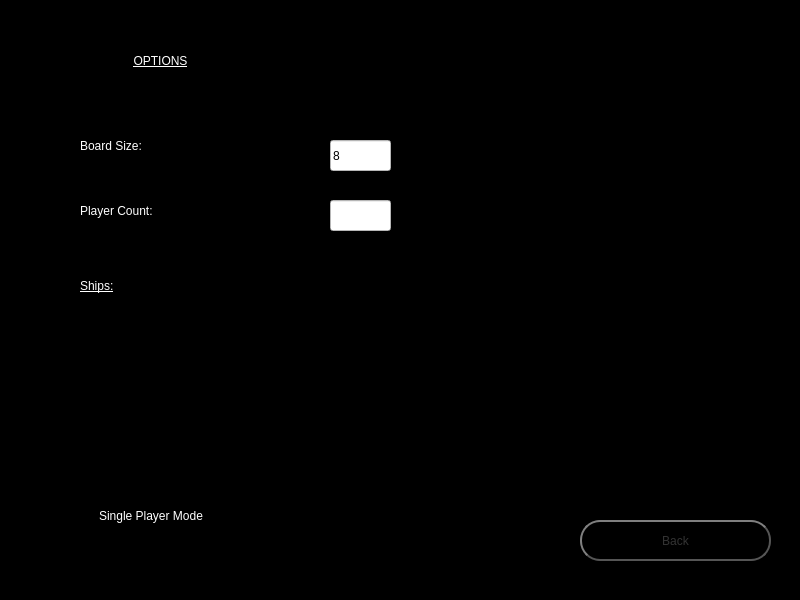
Before: the Qt Designer form FrontEndMain/FrontEndMain/menuwindow.ui in drewanderson17/BattleShips, drawn with Qt 5.
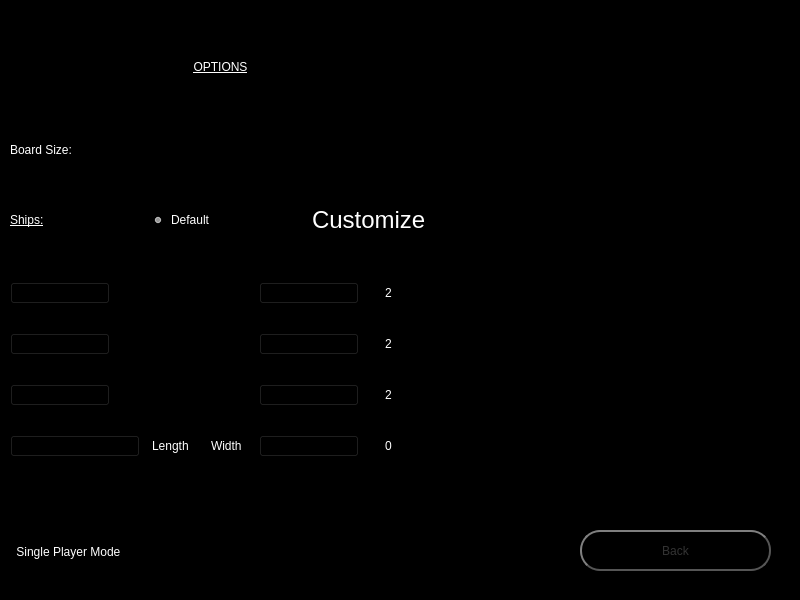
After: the same form once the commit is applied. Icons and pictures are not drawn.

Commit message: Add default and custom widget

What changed in the file:
```diff
--- a/FrontEndMain/FrontEndMain/menuwindow.ui
+++ b/FrontEndMain/FrontEndMain/menuwindow.ui
@@ -26,7 +26,7 @@
       <x>0</x>
       <y>0</y>
       <width>800</width>
-      <height>600</height>
+      <height>611</height>
      </rect>
     </property>
     <property name="styleSheet">
@@ -605,32 +605,11 @@
      <property name="styleSheet">
       <string notr="true">background-color: rgb(0, 0, 0);</string>
      </property>
-     <widget class="QLabel" name="optionsTitle">
-      <property name="geometry">
-       <rect>
-        <x>80</x>
-        <y>30</y>
-        <width>161</width>
-        <height>61</height>
-       </rect>
-      </property>
-      <property name="styleSheet">
-       <string notr="true">font: 75 26pt &quot;MS Shell Dlg 2&quot;;
-color: rgb(255, 255, 255);
-text-decoration: underline;</string>
-      </property>
-      <property name="text">
-       <string>OPTIONS</string>
-      </property>
-      <property name="alignment">
-       <set>Qt::AlignCenter</set>
-      </property>
-     </widget>
      <widget class="QPushButton" name="backButtonOptions">
       <property name="geometry">
        <rect>
         <x>580</x>
-        <y>520</y>
+        <y>530</y>
         <width>191</width>
         <height>41</height>
        </rect>
@@ -668,112 +647,6 @@
        <string>Back</string>
       </property>
      </widget>
-     <widget class="QLabel" name="boardSizeLabel">
-      <property name="geometry">
-       <rect>
-        <x>80</x>
-        <y>130</y>
-        <width>151</width>
-        <height>31</height>
-       </rect>
-      </property>
-      <property name="styleSheet">
-       <string notr="true">font: 22pt &quot;MS Shell Dlg 2&quot;;
-color: rgb(255, 255, 255);</string>
-      </property>
-      <property name="text">
-       <string>Board Size:</string>
-      </property>
-     </widget>
-     <widget class="QLabel" name="playerCountLabel">
-      <property name="geometry">
-       <rect>
-        <x>80</x>
-        <y>190</y>
-        <width>181</width>
-        <height>41</height>
-       </rect>
-      </property>
-      <property name="styleSheet">
-       <string notr="true">font: 22pt &quot;MS Shell Dlg 2&quot;;
-color: rgb(255, 255, 255);</string>
-      </property>
-      <property name="text">
-       <string>Player Count:</string>
-      </property>
-     </widget>
-     <widget class="QLabel" name="ShipsTitle">
-      <property name="geometry">
-       <rect>
-        <x>80</x>
-        <y>270</y>
-        <width>151</width>
-        <height>31</height>
-       </rect>
-      </property>
-      <property name="styleSheet">
-       <string notr="true">font: 22pt &quot;MS Shell Dlg 2&quot;;
-text-decoration: underline;
-color: rgb(255, 255, 255);</string>
-      </property>
-      <property name="text">
-       <string>Ships:</string>
-      </property>
-     </widget>
-     <widget class="QLineEdit" name="playerCount">
-      <property name="geometry">
-       <rect>
-        <x>330</x>
-        <y>200</y>
-        <width>61</width>
-        <height>31</height>
-       </rect>
-      </property>
-      <property name="styleSheet">
-       <string notr="true">background-color: rgb(255, 255, 255);
-font: 14pt &quot;MS Shell Dlg 2&quot;;</string>
-      </property>
-     </widget>
-     <widget class="QLineEdit" name="boardSizeInput">
-      <property name="geometry">
-       <rect>
-        <x>330</x>
-        <y>140</y>
-        <width>61</width>
-        <height>31</height>
-       </rect>
-      </property>
-      <property name="styleSheet">
-       <string notr="true">background-color: rgb(255, 255, 255);
-font: 14pt &quot;MS Shell Dlg 2&quot;;</string>
-      </property>
-      <property name="text">
-       <string>8</string>
-      </property>
-     </widget>
-     <widget class="QCheckBox" name="SinglePlayerCB">
-      <property name="geometry">
-       <rect>
-        <x>80</x>
-        <y>490</y>
-        <width>271</width>
-        <height>51</height>
-       </rect>
-      </property>
-      <property name="styleSheet">
-       <string notr="true">font: 22pt &quot;MS Shell Dlg 2&quot;;
-color: rgb(255, 255, 255);</string>
-      </property>
-      <property name="text">
-       <string>Single Player Mode</string>
-      </property>
-      <property name="iconSize">
-       <size>
-        <width>25</width>
-        <height>25</height>
-       </size>
-      </property>
-     </widget>
      <widget class="QFrame" name="frame">
       <property name="geometry">
        <rect>
@@ -793,6 +666,558 @@
        <enum>QFrame::Raised</enum>
       </property>
      </widget>
+     <widget class="QWidget" name="verticalLayoutWidget">
+      <property name="geometry">
+       <rect>
+        <x>10</x>
+        <y>10</y>
+        <width>421</width>
+        <height>491</height>
+       </rect>
+      </property>
+      <layout class="QVBoxLayout" name="verticalLayout">
+       <item>
+        <widget class="QLabel" name="optionsTitle">
+         <property name="maximumSize">
+          <size>
+           <width>16777215</width>
+           <height>60</height>
+          </size>
+         </property>
+         <property name="styleSheet">
+          <string notr="true">font: 75 26pt &quot;MS Shell Dlg 2&quot;;
+color: rgb(255, 255, 255);
+text-decoration: underline;</string>
+         </property>
+         <property name="text">
+          <string>OPTIONS</string>
+         </property>
+         <property name="alignment">
+          <set>Qt::AlignCenter</set>
+         </property>
+        </widget>
+       </item>
+       <item>
+        <layout class="QHBoxLayout" name="horizontalLayout">
+         <item>
+          <widget class="QLabel" name="boardSizeLabel">
+           <property name="maximumSize">
+            <size>
+             <width>200</width>
+             <height>16777215</height>
+            </size>
+           </property>
+           <property name="styleSheet">
+            <string notr="true">font: 22pt &quot;MS Shell Dlg 2&quot;;
+color: rgb(255, 255, 255);</string>
+           </property>
+           <property name="text">
+            <string>Board Size:</string>
+           </property>
+          </widget>
+         </item>
+         <item>
+          <spacer name="horizontalSpacer_2">
+           <property name="orientation">
+            <enum>Qt::Horizontal</enum>
+           </property>
+           <property name="sizeHint" stdset="0">
+            <size>
+             <width>40</width>
+             <height>20</height>
+            </size>
+           </property>
+          </spacer>
+         </item>
+         <item>
+          <widget class="QLineEdit" name="boardSizeInput">
+           <property name="maximumSize">
+            <size>
+             <width>40</width>
+             <height>40</height>
+            </size>
+           </property>
+           <property name="font">
+            <font>
+             <family>MS Shell Dlg 2</family>
+             <pointsize>18</pointsize>
+             <weight>50</weight>
+             <italic>false</italic>
+             <bold>false</bold>
+            </font>
+           </property>
+           <property name="styleSheet">
+            <string notr="true">font: 18pt &quot;MS Shell Dlg 2&quot;;</string>
+           </property>
+           <property name="text">
+            <string>8</string>
+           </property>
+           <property name="alignment">
+            <set>Qt::AlignCenter</set>
+           </property>
+          </widget>
+         </item>
+        </layout>
+       </item>
+       <item>
+        <layout class="QHBoxLayout" name="horizontalLayout_3">
+         <item>
+          <widget class="QLabel" name="ShipsTitle">
+           <property name="styleSheet">
+            <string notr="true">font: 22pt &quot;MS Shell Dlg 2&quot;;
+text-decoration: underline;
+color: rgb(255, 255, 255);</string>
+           </property>
+           <property name="text">
+            <string>Ships:</string>
+           </property>
+          </widget>
+         </item>
+         <item>
+          <widget class="QRadioButton" name="isDefault">
+           <property name="styleSheet">
+            <string notr="true">font: 18pt &quot;MS Shell Dlg 2&quot;;
+color: rgb(255, 255, 255);</string>
+           </property>
+           <property name="text">
+            <string>Default</string>
+           </property>
+           <property name="checked">
+            <bool>true</bool>
+           </property>
+          </widget>
+         </item>
+         <item>
+          <widget class="QRadioButton" name="isCustomize">
+           <property name="font">
+            <font>
+             <family>MS Shell Dlg 2</family>
+             <pointsize>18</pointsize>
+             <weight>50</weight>
+             <italic>false</italic>
+             <bold>false</bold>
+            </font>
+           </property>
+           <property name="styleSheet">
+            <string notr="true">font: 18pt &quot;MS Shell Dlg 2&quot;;
+color: rgb(255, 255, 255);</string>
+           </property>
+           <property name="text">
+            <string>Customize</string>
+           </property>
+          </widget>
+         </item>
+        </layout>
+       </item>
+       <item>
+        <widget class="QStackedWidget" name="addShipsWidget">
+         <property name="maximumSize">
+          <size>
+           <width>16777215</width>
+           <height>200</height>
+          </size>
+         </property>
+         <property name="currentIndex">
+          <number>1</number>
+         </property>
+         <widget class="QWidget" name="defaultPage">
+          <widget class="QWidget" name="gridLayoutWidget_5">
+           <property name="geometry">
+            <rect>
+             <x>-1</x>
+             <y>-1</y>
+             <width>421</width>
+             <height>211</height>
+            </rect>
+           </property>
+           <layout class="QGridLayout" name="gridLayout_3">
+            <item row="0" column="0">
+             <widget class="QLabel" name="bikeLabel">
+              <property name="font">
+               <font>
+                <family>MS Shell Dlg 2</family>
+                <pointsize>22</pointsize>
+                <weight>50</weight>
+                <italic>false</italic>
+                <bold>false</bold>
+               </font>
+              </property>
+              <property name="styleSheet">
+               <string notr="true">font: 22pt &quot;MS Shell Dlg 2&quot;;
+color: rgb(255, 255, 255);</string>
+              </property>
+              <property name="text">
+               <string>Bike</string>
+              </property>
+             </widget>
+            </item>
+            <item row="1" column="0">
+             <widget class="QLabel" name="carLabel">
+              <property name="styleSheet">
+               <string notr="true">font: 22pt &quot;MS Shell Dlg 2&quot;;
+color: rgb(255, 255, 255);</string>
+              </property>
+              <property name="text">
+               <string>Car</string>
+              </property>
+             </widget>
+            </item>
+            <item row="2" column="0">
+             <widget class="QLabel" name="busLabel">
+              <property name="styleSheet">
+               <string notr="true">font: 22pt &quot;MS Shell Dlg 2&quot;;
+color: rgb(255, 255, 255);</string>
+              </property>
+              <property name="text">
+               <string>Bus</string>
+              </property>
+             </widget>
+            </item>
+            <item row="0" column="1">
+             <widget class="QLabel" name="defaultBikeCount">
+              <property name="layoutDirection">
+               <enum>Qt::LeftToRight</enum>
+              </property>
+              <property name="styleSheet">
+               <string notr="true">font: 22pt &quot;MS Shell Dlg 2&quot;;
+color: rgb(255, 255, 255);</string>
+              </property>
+              <property name="text">
+               <string>2</string>
+              </property>
+              <property name="alignment">
+               <set>Qt::AlignCenter</set>
+              </property>
+             </widget>
+            </item>
+            <item row="1" column="1">
+             <widget class="QLabel" name="defaultCarCount">
+              <property name="styleSheet">
+               <string notr="true">font: 22pt &quot;MS Shell Dlg 2&quot;;
+color: rgb(255, 255, 255);</string>
+              </property>
+              <property name="text">
+               <string>2</string>
+              </property>
+              <property name="alignment">
+               <set>Qt::AlignCenter</set>
+              </property>
+             </widget>
+            </item>
+            <item row="2" column="1">
+             <widget class="QLabel" name="defaultBusCount">
+              <property name="styleSheet">
+               <string notr="true">font: 22pt &quot;MS Shell Dlg 2&quot;;
+color: rgb(255, 255, 255);</string>
+              </property>
+              <property name="text">
+               <string>2</string>
+              </property>
+              <property name="alignment">
+               <set>Qt::AlignCenter</set>
+              </property>
+             </widget>
+            </item>
+           </layout>
+          </widget>
+         </widget>
+         <widget class="QWidget" name="customizePage">
+          <widget class="QWidget" name="gridLayoutWidget_3">
+           <property name="geometry">
+            <rect>
+             <x>-1</x>
+             <y>-11</y>
+             <width>403</width>
+             <height>221</height>
+            </rect>
+           </property>
+           <layout class="QGridLayout" name="gridLayout">
+            <item row="3" column="2">
+             <widget class="QLabel" name="shipCount">
+              <property name="maximumSize">
+               <size>
+                <width>45</width>
+                <height>16777215</height>
+               </size>
+              </property>
+              <property name="styleSheet">
+               <string notr="true">font: 18pt &quot;MS Shell Dlg 2&quot;;
+color: rgb(255, 255, 255);</string>
+              </property>
+              <property name="text">
+               <string>0</string>
+              </property>
+              <property name="alignment">
+               <set>Qt::AlignCenter</set>
+              </property>
+             </widget>
+            </item>
+            <item row="0" column="0">
+             <widget class="QPushButton" name="addBike">
+              <property name="maximumSize">
+               <size>
+                <width>100</width>
+                <height>16777215</height>
+               </size>
+              </property>
+              <property name="text">
+               <string>Add Bike</string>
+              </property>
+             </widget>
+            </item>
+            <item row="1" column="0">
+             <widget class="QPushButton" name="addCar">
+              <property name="maximumSize">
+               <size>
+                <width>100</width>
+                <height>16777215</height>
+               </size>
+              </property>
+              <property name="text">
+               <string>Add Car</string>
+              </property>
+             </widget>
+            </item>
+            <item row="0" column="2">
+             <widget class="QLabel" name="bikeCount">
+              <property name="maximumSize">
+               <size>
+                <width>45</width>
+                <height>16777215</height>
+               </size>
+              </property>
+              <property name="styleSheet">
+               <string notr="true">font: 18pt &quot;MS Shell Dlg 2&quot;;
+color: rgb(255, 255, 255);</string>
+              </property>
+              <property name="text">
+               <string>2</string>
+              </property>
+              <property name="alignment">
+               <set>Qt::AlignCenter</set>
+              </property>
+             </widget>
+            </item>
+            <item row="1" column="2">
+             <widget class="QLabel" name="carCount">
+              <property name="maximumSize">
+               <size>
+                <width>45</width>
+                <height>16777215</height>
+               </size>
+              </property>
+              <property name="styleSheet">
+               <string notr="true">font: 18pt &quot;MS Shell Dlg 2&quot;;
+color: rgb(255, 255, 255);</string>
+              </property>
+              <property name="text">
+               <string>2</string>
+              </property>
+              <property name="alignment">
+               <set>Qt::AlignCenter</set>
+              </property>
+             </widget>
+            </item>
+            <item row="3" column="0">
+             <layout class="QHBoxLayout" name="horizontalLayout_5">
+              <item>
+               <widget class="QPushButton" name="addCustomShip">
+                <property name="maximumSize">
+                 <size>
+                  <width>130</width>
+                  <height>16777215</height>
+                 </size>
+                </property>
+                <property name="text">
+                 <string>Add custom ship</string>
+                </property>
+               </widget>
+              </item>
+              <item>
+               <widget class="QLineEdit" name="lengthInput">
+                <property name="maximumSize">
+                 <size>
+                  <width>50</width>
+                  <height>16777215</height>
+                 </size>
+                </property>
+                <property name="styleSheet">
+                 <string notr="true">font: 12pt &quot;MS Shell Dlg 2&quot;;
+color: rgb(255, 255, 255);</string>
+                </property>
+                <property name="text">
+                 <string>Length</string>
+                </property>
+                <property name="alignment">
+                 <set>Qt::AlignCenter</set>
+                </property>
+               </widget>
+              </item>
+              <item>
+               <widget class="QLineEdit" name="widthInput">
+                <property name="maximumSize">
+                 <size>
+                  <width>50</width>
+                  <height>80</height>
+                 </size>
+                </property>
+                <property name="styleSheet">
+                 <string notr="true">font: 12pt &quot;MS Shell Dlg 2&quot;;
+color: rgb(255, 255, 255);</string>
+                </property>
+                <property name="text">
+                 <string>Width</string>
+                </property>
+                <property name="alignment">
+                 <set>Qt::AlignCenter</set>
+                </property>
+               </widget>
+              </item>
+             </layout>
+            </item>
+            <item row="2" column="0">
+             <widget class="QPushButton" name="addBus">
+              <property name="maximumSize">
+               <size>
+                <width>100</width>
+                <height>16777215</height>
+               </size>
+              </property>
+              <property name="text">
+               <string>Add Bus</string>
+              </property>
+             </widget>
+            </item>
+            <item row="2" column="2">
+             <widget class="QLabel" name="busCount">
+              <property name="maximumSize">
+               <size>
+                <width>45</width>
+                <height>16777215</height>
+               </size>
+              </property>
+              <property name="styleSheet">
+               <string notr="true">font: 18pt &quot;MS Shell Dlg 2&quot;;
+color: rgb(255, 255, 255);</string>
+              </property>
+              <property name="text">
+               <string>2</string>
+              </property>
+              <property name="alignment">
+               <set>Qt::AlignCenter</set>
+              </property>
+             </widget>
+            </item>
+            <item row="3" column="1">
+             <widget class="QPushButton" name="rmShip">
+              <property name="maximumSize">
+               <size>
+                <width>100</width>
+                <height>16777215</height>
+               </size>
+              </property>
+              <property name="text">
+               <string>Remove ship</string>
+              </property>
+             </widget>
+            </item>
+            <item row="2" column="1">
+             <widget class="QPushButton" name="rmBus">
+              <property name="maximumSize">
+               <size>
+                <width>100</width>
+                <height>16777215</height>
+               </size>
+              </property>
+              <property name="text">
+               <string>Remove bus</string>
+              </property>
+             </widget>
+            </item>
+            <item row="0" column="1">
+             <widget class="QPushButton" name="rrmBike">
+              <property name="maximumSize">
+               <size>
+                <width>100</width>
+                <height>16777215</height>
+               </size>
+              </property>
+              <property name="text">
+               <string>Remove bike</string>
+              </property>
+             </widget>
+            </item>
+            <item row="1" column="1">
+             <widget class="QPushButton" name="rmCar">
+              <property name="maximumSize">
+               <size>
+                <width>100</width>
+                <height>16777215</height>
+               </size>
+              </property>
+              <property name="text">
+               <string>Remove car</string>
+              </property>
+             </widget>
+            </item>
+           </layout>
+          </widget>
+         </widget>
+        </widget>
+       </item>
+      </layout>
+     </widget>
+     <widget class="QWidget" name="horizontalLayoutWidget_4">
+      <property name="geometry">
+       <rect>
+        <x>10</x>
+        <y>520</y>
+        <width>419</width>
+        <height>64</height>
+       </rect>
+      </property>
+      <layout class="QHBoxLayout" name="horizontalLayout_4">
+       <item>
+        <widget class="QCheckBox" name="SinglePlayerCB">
+         <property name="maximumSize">
+          <size>
+           <width>250</width>
+           <height>16777215</height>
+          </size>
+         </property>
+         <property name="layoutDirection">
+          <enum>Qt::RightToLeft</enum>
+         </property>
+         <property name="styleSheet">
+          <string notr="true">font: 22pt &quot;MS Shell Dlg 2&quot;;
+color: rgb(255, 255, 255);</string>
+         </property>
+         <property name="text">
+          <string>Single Player Mode  </string>
+         </property>
+         <property name="iconSize">
+          <size>
+           <width>25</width>
+           <height>25</height>
+          </size>
+         </property>
+        </widget>
+       </item>
+       <item>
+        <spacer name="horizontalSpacer">
+         <property name="orientation">
+          <enum>Qt::Horizontal</enum>
+         </property>
+         <property name="sizeHint" stdset="0">
+          <size>
+           <width>40</width>
+           <height>20</height>
+          </size>
+         </property>
+        </spacer>
+       </item>
+      </layout>
+     </widget>
     </widget>
     <widget class="QWidget" name="HelpPage">
      <property name="styleSheet">
```
Left out of the diff: 3 changed lines with no effect on the pictures.
